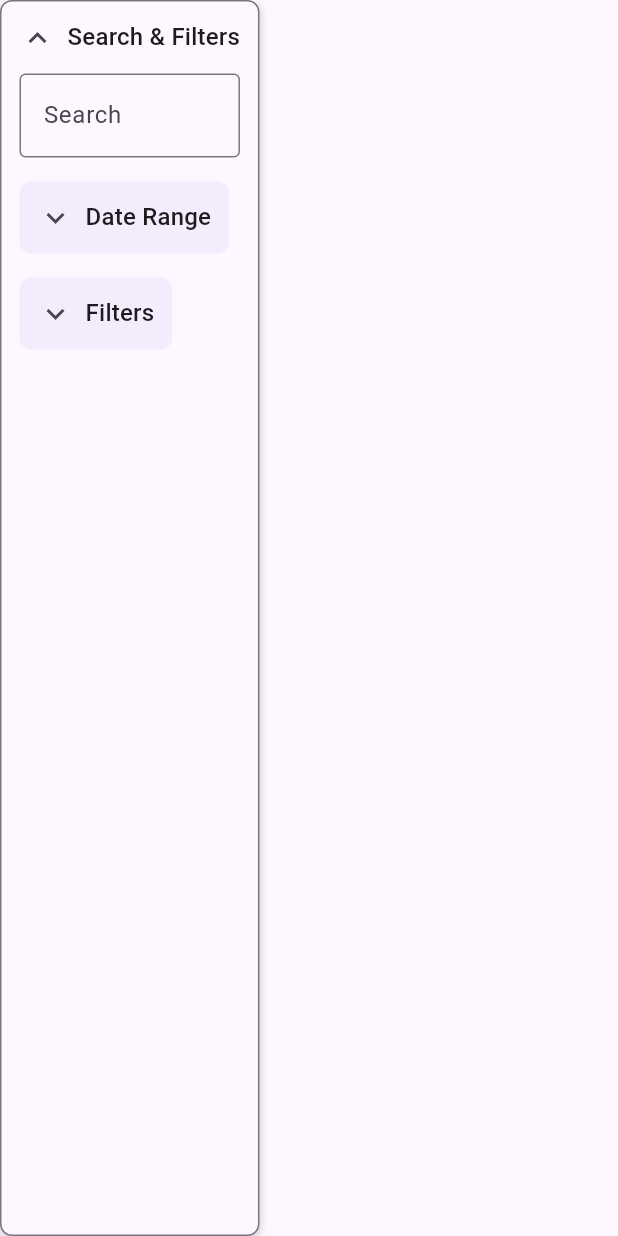
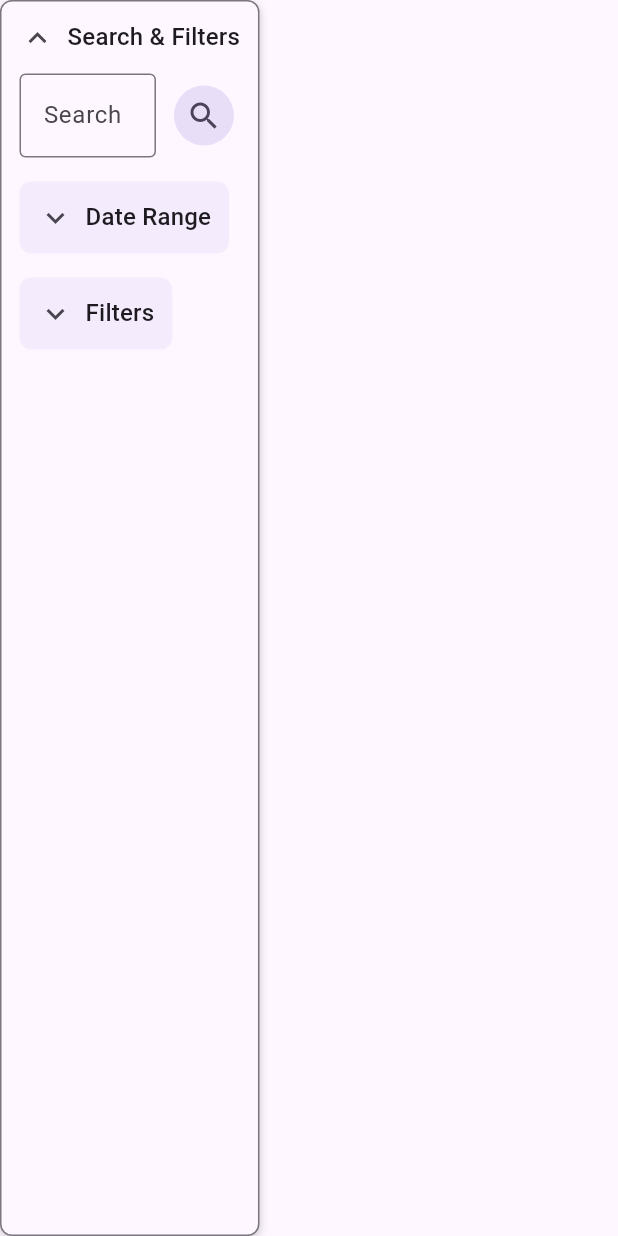
Before and after one commit to Nowaha/assignment_sem6, a Flutter app: the FilterContainer widget shown alone on an empty page, opened directly with empty values, after a tap on "Search & Filters", after a tap on the "expand more" icon, after a tap on "Date Range", on a phone screen of 412 x 824 dp. Run offline on Flutter 3.47's test engine with Material 3 defaults, Android fonts, the phone set to English and light mode, and no system bars; our stand-ins replace flutter_map, go_router, latlong2; missing offline and left inert: bcrypt, flutter_map_marker_cluster, mutex; accounts and stored records are empty.

Commit message:
Add text search to filter

```diff
--- a/lib/widgets/view/filter/filtercontainer.dart
+++ b/lib/widgets/view/filter/filtercontainer.dart
@@ -36,7 +36,11 @@ class FilterContainer extends StatelessWidget {
         crossAxisAlignment: CrossAxisAlignment.start,
         spacing: 16,
         children: [
-          SearchWidget(),
+          SearchWidget(
+            onSearch:
+                (value) =>
+                    onFilterApplied(filters.copyWith(searchQuery: value)),
+          ),
           CollapsibleContainer(
             title: "Date Range",
             child: Padding(
--- a/lib/widgets/view/filter/filters.dart
+++ b/lib/widgets/view/filter/filters.dart
@@ -4,12 +4,20 @@ class Filters {
   final String searchQuery;
   final DateTime startDate;
   final DateTime endDate;
+  late final List<String> searchQuerySplit;
 
-  const Filters({
+  Filters({
     required this.searchQuery,
     required this.startDate,
     required this.endDate,
-  });
+  }) {
+    searchQuerySplit =
+        searchQuery
+            .trim()
+            .split(" ")
+            .map((item) => item.trim().toLowerCase())
+            .toList();
+  }
 
   Filters copyWith({
     String? searchQuery,
@@ -23,6 +31,20 @@ class Filters {
     );
   }
 
+  bool tagMatches(Post post) {
+    for (final word in searchQuerySplit) {
+      if (word.isEmpty) continue;
+
+      if (post.tags.any((tag) => tag.toLowerCase().contains(word))) {
+        continue;
+      } else {
+        return false;
+      }
+    }
+
+    return true;
+  }
+
   bool matches(Post post) {
     if (post.startTimestamp < startDate.millisecondsSinceEpoch) {
       return false;
@@ -31,6 +53,17 @@ class Filters {
         post.endTimestamp! > endDate.millisecondsSinceEpoch) {
       return false;
     }
+
+    if (searchQuery.isNotEmpty) {
+      final lowerSearchQuery = searchQuery.toLowerCase();
+
+      if (!post.title.toLowerCase().contains(lowerSearchQuery) &&
+          !post.postContents.toLowerCase().contains(lowerSearchQuery) &&
+          !tagMatches(post)) {
+        return false;
+      }
+    }
+
     return true;
   }
 }
--- a/lib/widgets/view/filter/search.dart
+++ b/lib/widgets/view/filter/search.dart
@@ -1,8 +1,9 @@
-import 'package:assignment_sem6/widgets/textinput.dart';
 import 'package:flutter/material.dart';
 
 class SearchWidget extends StatefulWidget {
-  const SearchWidget({super.key});
+  final ValueChanged<String> onSearch;
+
+  const SearchWidget({super.key, required this.onSearch});
 
   @override
   State<SearchWidget> createState() => _SearchWidgetState();
@@ -12,9 +13,29 @@ class _SearchWidgetState extends State<SearchWidget> {
   final TextEditingController _searchController = TextEditingController();
 
   @override
-  Widget build(BuildContext context) => TextInput(
-    label: "Search",
-    controller: _searchController,
-    textInputAction: TextInputAction.search,
+  Widget build(BuildContext context) => Row(
+    spacing: 8.0,
+    children: [
+      Expanded(
+        child: ConstrainedBox(
+          constraints: const BoxConstraints(maxWidth: 400),
+          child: TextField(
+            decoration: InputDecoration(
+              border: OutlineInputBorder(),
+              labelText: "Search",
+            ),
+            controller: _searchController,
+            textInputAction: TextInputAction.search,
+            onSubmitted: (value) => widget.onSearch(value.trim().toLowerCase()),
+          ),
+        ),
+      ),
+      IconButton.filledTonal(
+        onPressed: () {
+          widget.onSearch(_searchController.text.trim().toLowerCase());
+        },
+        icon: const Icon(Icons.search),
+      ),
+    ],
   );
 }
```
